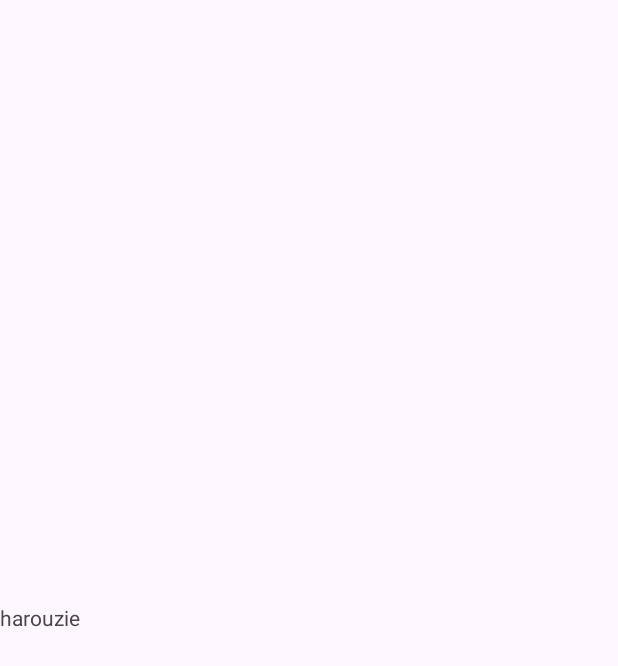
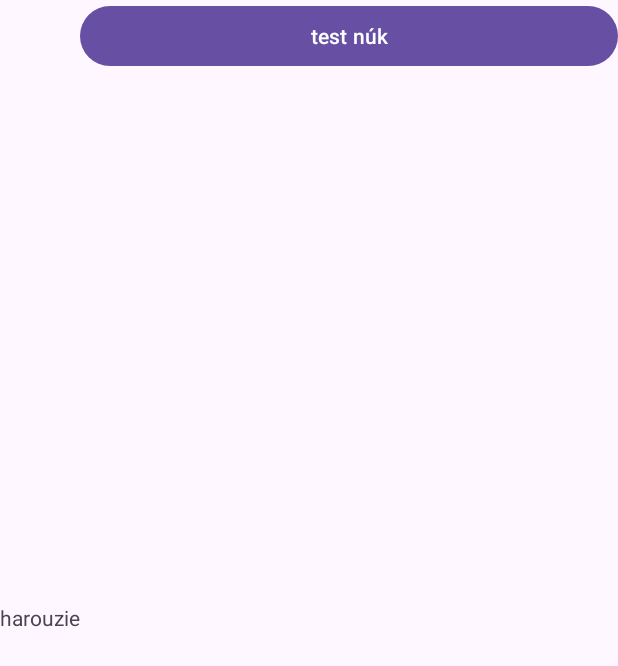
Before and after one commit to harouzie/midterm, an Android app: the screen it shows after launch (MainActivity), on a phone screen of 412 x 824 dp. Before the commit the part shown is almost empty. Shown: the top 666 px of the screen. Run offline under Robolectric (Android 15) with nearby library versions, the phone set to English and light mode, and no system bars.

Commit message:
tét comit

```diff
--- a/app/src/main/res/layout/activity_main.xml
+++ b/app/src/main/res/layout/activity_main.xml
@@ -17,4 +17,11 @@
         app:layout_constraintStart_toStartOf="parent"
         app:layout_constraintTop_toTopOf="parent" />
 
+    <Button
+        android:id="@+id/button3"
+        android:layout_width="wrap_content"
+        android:layout_height="wrap_content"
+        android:layout_weight="1"
+        android:text="test núk" />
+
 </LinearLayout>
```
